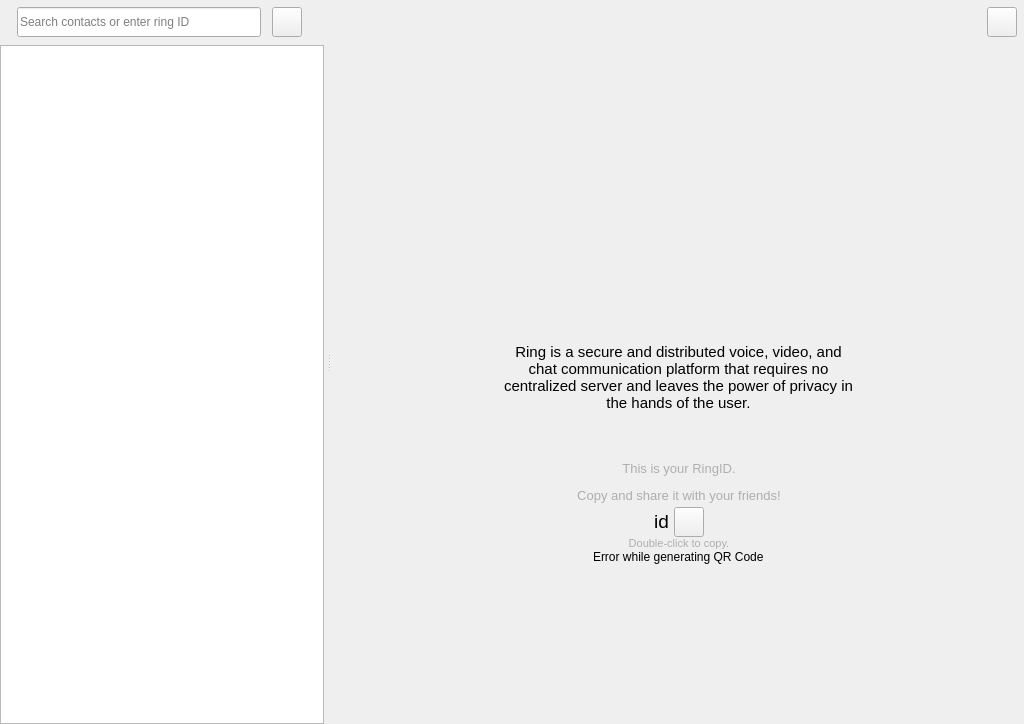
The window that callwidget.ui (savoirfairelinux/jami-client-windows) describes before a commit, drawn with Qt 5.
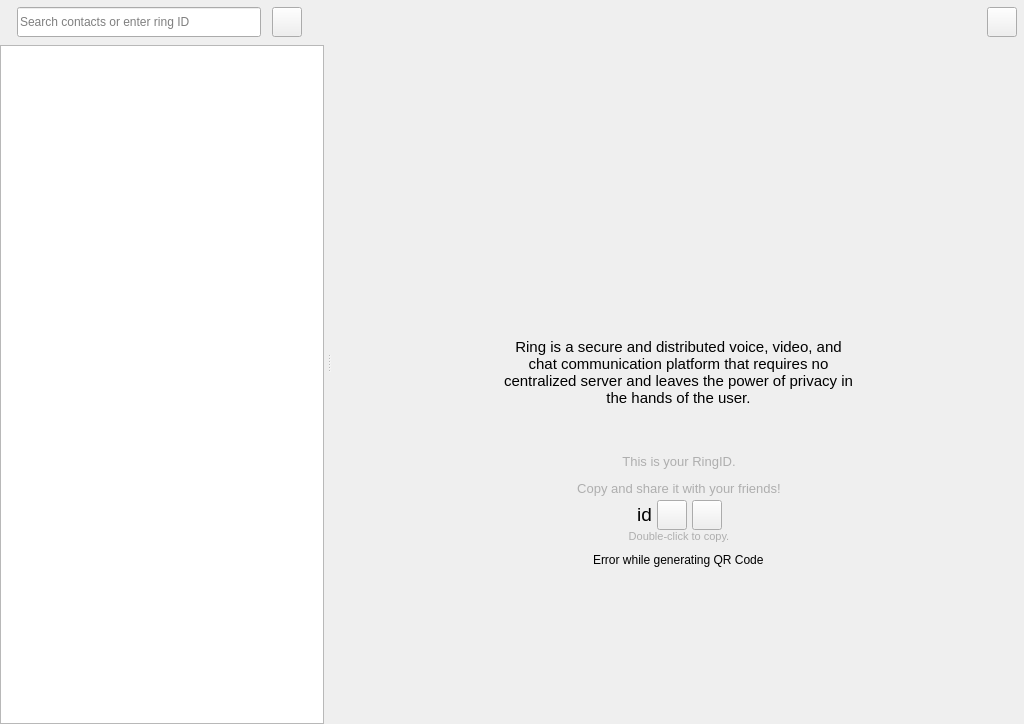
The same window after the commit. Icons and pictures are not drawn. Custom widgets are drawn as their Qt base class.

Commit message:
move qrcode function to a dedicated button
This is an harmonization with the other clients

Tuleap: #921

The edit to the form file:
```diff
--- a/callwidget.ui
+++ b/callwidget.ui
@@ -751,7 +751,7 @@
                    </spacer>
                   </item>
                   <item>
-                   <widget class="QToolButton" name="shareButton">
+                   <widget class="QToolButton" name="qrButton">
                     <property name="sizePolicy">
                      <sizepolicy hsizetype="Fixed" vsizetype="Fixed">
                       <horstretch>0</horstretch>
@@ -778,7 +778,55 @@
                     </property>
                     <property name="icon">
                      <iconset resource="ressources.qrc">
-                      <normaloff>:/images/icons/ic_share_white_24dp_2x.png</normaloff>:/images/icons/ic_share_white_24dp_2x.png</iconset>
+                      <normaloff>:/images/qrcode.png</normaloff>:/images/qrcode.png</iconset>
+                    </property>
+                    <property name="iconSize">
+                     <size>
+                      <width>18</width>
+                      <height>18</height>
+                     </size>
+                    </property>
+                    <property name="checkable">
+                     <bool>true</bool>
+                    </property>
+                   </widget>
+                  </item>
+                  <item>
+                   <spacer name="horizontalSpacer_12">
+                    <property name="orientation">
+                     <enum>Qt::Horizontal</enum>
+                    </property>
+                    <property name="sizeType">
+                     <enum>QSizePolicy::Fixed</enum>
+                    </property>
+                    <property name="sizeHint" stdset="0">
+                     <size>
+                      <width>5</width>
+                      <height>20</height>
+                     </size>
+                    </property>
+                   </spacer>
+                  </item>
+                  <item>
+                   <widget class="QToolButton" name="shareButton">
+                    <property name="minimumSize">
+                     <size>
+                      <width>30</width>
+                      <height>30</height>
+                     </size>
+                    </property>
+                    <property name="maximumSize">
+                     <size>
+                      <width>30</width>
+                      <height>30</height>
+                     </size>
+                    </property>
+                    <property name="text">
+                     <string/>
+                    </property>
+                    <property name="icon">
+                     <iconset resource="ressources.qrc">
+                      <normaloff>:/images/icons/ic_share_black_48dp_2x.png</normaloff>:/images/icons/ic_share_black_48dp_2x.png</iconset>
                     </property>
                     <property name="iconSize">
                      <size>
@@ -836,6 +884,22 @@
                   </property>
                  </widget>
                 </item>
+                <item>
+                 <spacer name="verticalSpacer_4">
+                  <property name="orientation">
+                   <enum>Qt::Vertical</enum>
+                  </property>
+                  <property name="sizeType">
+                   <enum>QSizePolicy::Fixed</enum>
+                  </property>
+                  <property name="sizeHint" stdset="0">
+                   <size>
+                    <width>20</width>
+                    <height>10</height>
+                   </size>
+                  </property>
+                 </spacer>
+                </item>
                 <item alignment="Qt::AlignHCenter">
                  <widget class="QLabel" name="qrLabel">
                   <property name="text">
@@ -848,10 +912,13 @@
                   <property name="orientation">
                    <enum>Qt::Vertical</enum>
                   </property>
+                  <property name="sizeType">
+                   <enum>QSizePolicy::Expanding</enum>
+                  </property>
                   <property name="sizeHint" stdset="0">
                    <size>
                     <width>20</width>
-                    <height>40</height>
+                    <height>20</height>
                    </size>
                   </property>
                  </spacer>
```
The commit also changes 7 other files.
